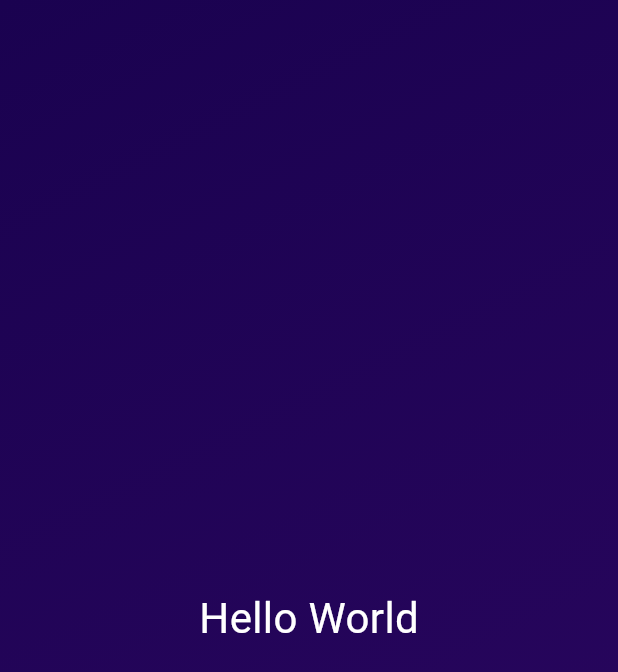
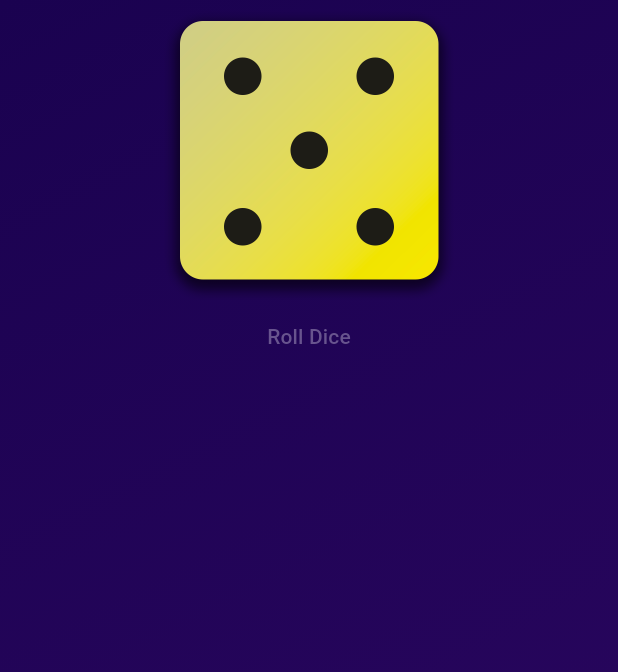
Before and after one commit to DungxLas/-Flutter-roll_dice_app, a Flutter app: the screen it shows after launch, on a phone screen of 412 x 824 dp. Shown: the top 672 px of the screen. Run offline on Flutter 3.47's test engine with Material 2 defaults, Android fonts, the phone set to English and light mode, and no system bars.

Commit message:
24/08/2023

```diff
--- a/lib/main.dart
+++ b/lib/main.dart
@@ -1,4 +1,6 @@
 import 'package:flutter/material.dart';
+
+import 'widgets/gradient_container.dart';
 
 void main() {
   runApp(const MyApp());
@@ -16,30 +18,8 @@ class MyApp extends StatelessWidget {
         colorScheme: ColorScheme.fromSeed(seedColor: Colors.deepPurple),
         useMaterial3: true,
       ),
-      home: Scaffold(
-        body: Container(
-          decoration: const BoxDecoration(
-              // color: ,
-              // border: ,
-              // borderRadius: ,
-              gradient: LinearGradient(
-            colors: [
-              Color.fromARGB(255, 26, 2, 80),
-              Color.fromARGB(255, 45, 7, 98),
-            ],
-            begin: Alignment.topLeft,
-            end: Alignment.bottomRight,
-          )),
-          child: const Center(
-            child: Text(
-              'Hello World',
-              style: TextStyle(
-                color: Colors.white,
-                fontSize: 28,
-              ),
-            ),
-          ),
-        ),
+      home: const Scaffold(
+        body: GradientContainer(),
       ),
     );
   }
--- /dev/null
+++ b/lib/widgets/dice.dart
@@ -0,0 +1,32 @@
+import 'dart:math';
+
+import 'package:flutter/material.dart';
+
+class Dice extends StatefulWidget {
+  const Dice({super.key});
+
+  @override
+  State<Dice> createState() => _DiceState();
+}
+
+class _DiceState extends State<Dice> {
+  var number = 1 + Random().nextInt(6);
+  @override
+  Widget build(BuildContext context) {
+    return GestureDetector(
+      onTap: () {
+        setState(() {
+          number = Random().nextInt(7);
+          print(number);
+          if (number == 0) {
+            number++;
+          }
+        });
+      },
+      child: Image.asset(
+        'assets/images/dice-$number.png',
+        width: 200,
+      ),
+    );
+  }
+}
--- /dev/null
+++ b/lib/widgets/gradient_container.dart
@@ -0,0 +1,38 @@
+import 'package:flutter/material.dart';
+import 'package:roll_dice_app/widgets/dice.dart';
+
+//import 'styled_text.dart';
+
+class GradientContainer extends StatelessWidget {
+  const GradientContainer({
+    super.key,
+  });
+
+  void rollDice() {}
+
+  @override
+  Widget build(BuildContext context) {
+    return Container(
+      decoration: const BoxDecoration(
+          gradient: LinearGradient(
+        colors: [
+          Color.fromARGB(255, 26, 2, 80),
+          Color.fromARGB(255, 45, 7, 98),
+        ],
+        begin: Alignment.topLeft,
+        end: Alignment.bottomRight,
+      )),
+      child: Center(
+        child: Column(
+          children: [
+            Dice(),
+            TextButton(
+              onPressed: rollDice,
+              child: Text('Roll Dice'),
+            ),
+          ],
+        ),
+      ),
+    );
+  }
+}
```
Also changed, not shown: lib/widgets/styled_text.dart (added, +20 -0 lines), pubspec.yaml (+9 -7 lines), assets/images/dice-1.png (added), assets/images/dice-2.png (added), assets/images/dice-3.png (added), assets/images/dice-4.png (added), assets/images/dice-5.png (added), assets/images/dice-6.png (added).
